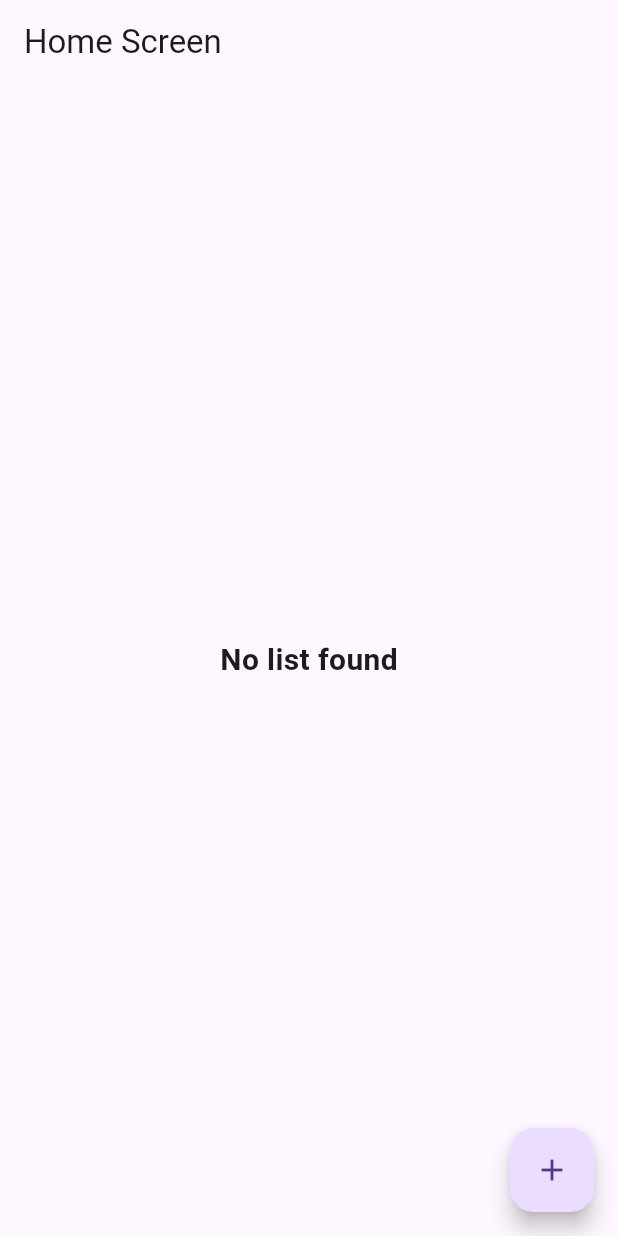
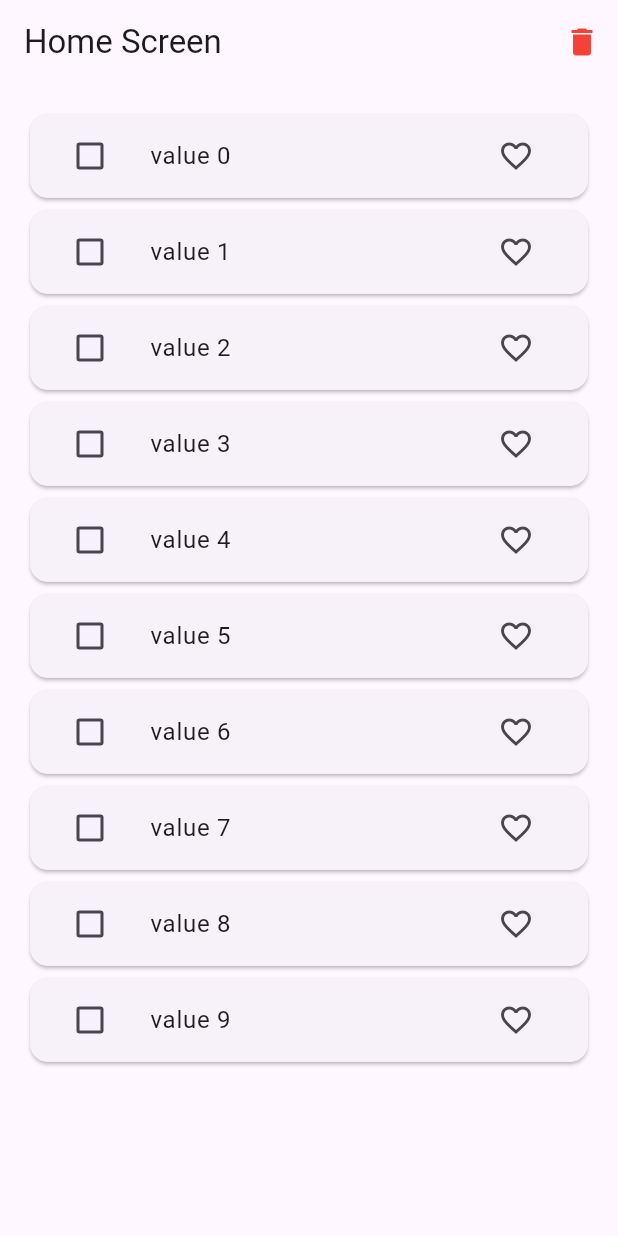
Before and after one commit to AbuRasel9/Bloc-State-Management, a Flutter app: the screen it shows after launch, on a phone screen of 412 x 824 dp. Run offline on Flutter 3.47's test engine with Material 3 defaults, Android fonts, the phone set to English and light mode, and no system bars; our stand-ins replace bloc, equatable, flutter_bloc.

Commit message:
favourite item coplete

```diff
--- /dev/null
+++ b/lib/bloc/favouriteBloc/favourite_event.dart
@@ -0,0 +1,26 @@
+import 'package:bloc_state_management/model/favourite_item_model.dart';
+import 'package:equatable/equatable.dart';
+
+abstract class FavouriteEvent extends Equatable{
+  const FavouriteEvent();
+
+  @override
+  List<Object?> get props => [];
+}
+
+class FetchFavouriteListEvent extends FavouriteEvent{
+
+}
+class FavouriteItemEvent extends FavouriteEvent{
+  final FavouriteItemModel item;
+  const FavouriteItemEvent({required this.item});
+
+}
+class SelectFavouriteItemEvent extends FavouriteEvent{
+  final FavouriteItemModel item;
+  const SelectFavouriteItemEvent({required this.item});
+
+}
+class DeleteFavouriteItemEvent extends FavouriteEvent{
+
+}
--- /dev/null
+++ b/lib/bloc/favouriteBloc/favourite_state.dart
@@ -0,0 +1,29 @@
+import 'package:bloc_state_management/model/favourite_item_model.dart';
+import 'package:equatable/equatable.dart';
+
+enum ListStatus { loading, success, error }
+
+class FavouriteState extends Equatable {
+  final List<FavouriteItemModel> favouriteList;
+  final List<FavouriteItemModel> tempList;
+  final ListStatus status;
+
+  const FavouriteState(
+      {this.tempList = const [],
+      this.favouriteList = const [],
+      this.status = ListStatus.loading});
+
+  FavouriteState copyWith(
+      {List<FavouriteItemModel>? favouriteData,
+      ListStatus? status,
+      List<FavouriteItemModel>? tempList}) {
+    return FavouriteState(
+      favouriteList: favouriteData ?? this.favouriteList,
+      status: status ?? this.status,
+      tempList: tempList ?? this.tempList,
+    );
+  }
+
+  @override
+  List<Object?> get props => [favouriteList, status, tempList];
+}
--- a/lib/bloc/toDoBloc/to_do_bloc.dart
+++ /dev/null
@@ -1,20 +0,0 @@
-import 'package:bloc/bloc.dart';
-import 'package:bloc_state_management/bloc/toDoBloc/to_do_event.dart';
-import 'package:bloc_state_management/bloc/toDoBloc/to_do_state.dart';
-
-class ToDoBloc extends Bloc<ToDoEvent, ToDoState> {
-  ToDoBloc() : super(ToDoState()) {
-    on<ToDoAddEvent>(_toDoAddEvent);
-    on<ToDoDeleteEvent>(_toDoRemoveEvent);
-  }
-
-  void _toDoAddEvent(ToDoAddEvent event, Emitter<ToDoState> emit) {
-    final updatedList = List<int>.from(state.toDoList)..add(event.value);
-    emit(state.copyWith(toDoList: updatedList));
-  }
-
-  void _toDoRemoveEvent(ToDoDeleteEvent event, Emitter<ToDoState> emit) {
-    final updatedList = List<int>.from(state.toDoList)..removeAt(event.index);
-    emit(state.copyWith(toDoList: updatedList));
-  }
-}
--- a/lib/bloc/toDoBloc/to_do_event.dart
+++ /dev/null
@@ -1,21 +0,0 @@
-import 'package:equatable/equatable.dart';
-
-abstract class ToDoEvent extends Equatable{
-  const ToDoEvent();
-  @override
-  List<Object?> get props => [];
-}
-class ToDoAddEvent extends ToDoEvent{
-  final int value;
-  const ToDoAddEvent({required this.value});
-  @override
-  List<Object?> get props => [value];
-
-
-}
-class ToDoDeleteEvent extends ToDoEvent{
-  final int index;
-  const ToDoDeleteEvent({required this.index});
-  @override
-  List<Object?> get props => [index];
-}
--- a/lib/bloc/toDoBloc/to_do_state.dart
+++ /dev/null
@@ -1,12 +0,0 @@
-import 'package:equatable/equatable.dart';
-
-class ToDoState extends Equatable{
-  final List<int>toDoList;
-  const ToDoState({this.toDoList =const[]});
-
-ToDoState copyWith({List<int>? toDoList}){
-  return ToDoState(toDoList:  toDoList ?? this.toDoList);
-}
-  @override
-  List<Object?> get props => [toDoList];
-}
--- a/lib/main.dart
+++ b/lib/main.dart
@@ -1,7 +1,6 @@
-import 'package:bloc_state_management/bloc/toDoBloc/to_do_bloc.dart';
+import 'package:bloc_state_management/bloc/favouriteBloc/favourite_bloc.dart';
+import 'package:bloc_state_management/repository/favourite_repository.dart';
 import 'package:bloc_state_management/screens/home_screen.dart';
-import 'package:flutter/cupertino.dart';
-import 'package:bloc/bloc.dart';
 import 'package:flutter_bloc/flutter_bloc.dart';
 import 'package:flutter/material.dart';
 
@@ -16,7 +15,7 @@ class MyApp extends StatelessWidget {
   Widget build(BuildContext context) {
     return MultiBlocProvider(
       providers: [
-        BlocProvider(create: (context) => ToDoBloc(),),
+        BlocProvider(create: (context) => FavouriteBloc(FavouriteRepository()),),
 
       ],
       child: const MaterialApp(
--- /dev/null
+++ b/lib/model/favourite_item_model.dart
@@ -0,0 +1,31 @@
+import 'package:equatable/equatable.dart';
+
+class FavouriteItemModel extends Equatable {
+  const FavouriteItemModel({
+    required this.id,
+    required this.title,
+    this.isDeleting = false,
+    this.isFavourite = false,
+  });
+
+  final int id;
+  final String title;
+  final bool? isDeleting;
+  final bool? isFavourite;
+
+  FavouriteItemModel copyWith({
+    int? id,
+    String? value,
+    bool? isDeleting,
+    bool? isFavourite,
+  }) {
+    return FavouriteItemModel(
+        id: id ?? this.id,
+        title: value ?? this.title,
+        isDeleting: isDeleting,
+        isFavourite: isFavourite);
+  }
+
+  @override
+  List<Object?> get props => [id,title,isDeleting,isFavourite];
+}
--- /dev/null
+++ b/lib/repository/favourite_repository.dart
@@ -0,0 +1,11 @@
+import 'package:bloc_state_management/model/favourite_item_model.dart';
+
+class FavouriteRepository {
+  Future<List<FavouriteItemModel>>fetchData()async{
+    await Future.delayed(const Duration(seconds: 4));
+    return List.of(_generateList(10));
+  }
+  List<FavouriteItemModel>_generateList(int length){
+    return List.generate(length,(index)=> FavouriteItemModel(id: index,title: "value $index"));
+  }
+}
--- a/lib/screens/home_screen.dart
+++ b/lib/screens/home_screen.dart
@@ -1,9 +1,10 @@
-import 'package:bloc_state_management/bloc/toDoBloc/to_do_event.dart';
+import 'package:bloc_state_management/bloc/favouriteBloc/favourite_event.dart';
+import 'package:bloc_state_management/model/favourite_item_model.dart';
 import 'package:flutter/material.dart';
 import 'package:flutter_bloc/flutter_bloc.dart';
 
-import '../bloc/toDoBloc/to_do_bloc.dart';
-import '../bloc/toDoBloc/to_do_state.dart';
+import '../bloc/favouriteBloc/favourite_bloc.dart';
+import '../bloc/favouriteBloc/favourite_state.dart';
 
 class HomeScreen extends StatefulWidget {
   const HomeScreen({super.key});
@@ -14,55 +15,103 @@ class HomeScreen extends StatefulWidget {
 
 class _HomeScreenState extends State<HomeScreen> {
   @override
+  void initState() {
+    context.read<FavouriteBloc>().add(FetchFavouriteListEvent());
+    super.initState();
+  }
+
+  @override
   Widget build(BuildContext context) {
     return Scaffold(
       appBar: AppBar(
         title: const Text("Home Screen"),
+        actions: [
+          IconButton(
+            onPressed: () {
+              context.read<FavouriteBloc>().add(DeleteFavouriteItemEvent());
+            },
+            icon: Icon(
+              Icons.delete,
+              color: Colors.red,
+            ),
+          ),
+        ],
       ),
       body: Padding(
         padding: const EdgeInsets.all(16),
-        child: BlocBuilder<ToDoBloc, ToDoState>(
+        child: BlocBuilder<FavouriteBloc, FavouriteState>(
           builder: (context, state) {
-            print("---${state.toDoList.isEmpty}");
-            if (state.toDoList.isEmpty) {
+
+            switch (state.status) {
+              case ListStatus.loading:
                 return const Center(
-                child: Text("No list found", style: TextStyle(
-                  fontSize: 20, fontWeight: FontWeight.bold,),),
+                  child: CircularProgressIndicator(
+                    color: Colors.deepPurple,
+                  ),
                 );
-            } else if (state.toDoList.isNotEmpty) {
+              case ListStatus.success:
                 return ListView.builder(
-                itemCount: state.toDoList.length,
+                  itemCount: state.favouriteList.length,
                   itemBuilder: (context, index) {
-                  return ListTile(
-                    title: Text("task ${state.toDoList[index]}"),
+                    final item = state.favouriteList[index];
+                    return Card(
+                      child: ListTile(
+                        leading: Checkbox(
+                          value: item.isDeleting,
+                          onChanged: (value) {
+                            context.read<FavouriteBloc>().add(
+                                  SelectFavouriteItemEvent(
+                                    item: FavouriteItemModel(
+                                      id: item.id,
+                                      title: item.title,
+                                      isDeleting: item.isDeleting ?? false
+                                          ? false
+                                          : true,
+                                      isFavourite: item.isFavourite ?? false
+                                          ? true
+                                          : false,
+                                    ),
+                                  ),
+                                );
+                          },
+                        ),
+                        title: Text(item.title),
                         trailing: IconButton(
                           onPressed: () {
-                        context.read<ToDoBloc>().add(
-                            ToDoDeleteEvent(index: index));
+                            context.read<FavouriteBloc>().add(
+                                  FavouriteItemEvent(
+                                    item: FavouriteItemModel(
+                                      id: item.id,
+                                      title: item.title,
+                                      isFavourite: item.isFavourite ?? false
+                                          ? false
+                                          : true,
+                                      isDeleting:    item.isDeleting ?? false
+                                      ? true
+                                      : false,
+                                    ),
+                                  ),
+                                );
                           },
-                      icon: const Icon(Icons.delete),
+                          icon: Icon(
+                            item.isFavourite ?? false
+                                ? Icons.favorite
+                                : Icons.favorite_border,
+                          ),
+                        ),
                       ),
                     );
                   },
                 );
-            } else {
-              return const SizedBox();
+
+              case ListStatus.error:
+                return const Center(
+                  child: Text("Something went to wrong"),
+                );
             }
           },
         ),
       ),
-      floatingActionButton: BlocBuilder<ToDoBloc, ToDoState>(
-        builder: (context, state) {
-          return FloatingActionButton(
-            onPressed: () {
-              final lastValue = state.toDoList.isEmpty ? 0 : state.toDoList
-                  .last;
-              context.read<ToDoBloc>().add(ToDoAddEvent(value: lastValue + 1));
-            },
-            child: const Icon(Icons.add),
-          );
-        },
-      ),
     );
   }
 }
```
Also changed, not shown: lib/bloc/favouriteBloc/favourite_bloc.dart (added, +78 -0 lines). Lines whose indentation alone changed are shown as unchanged.
